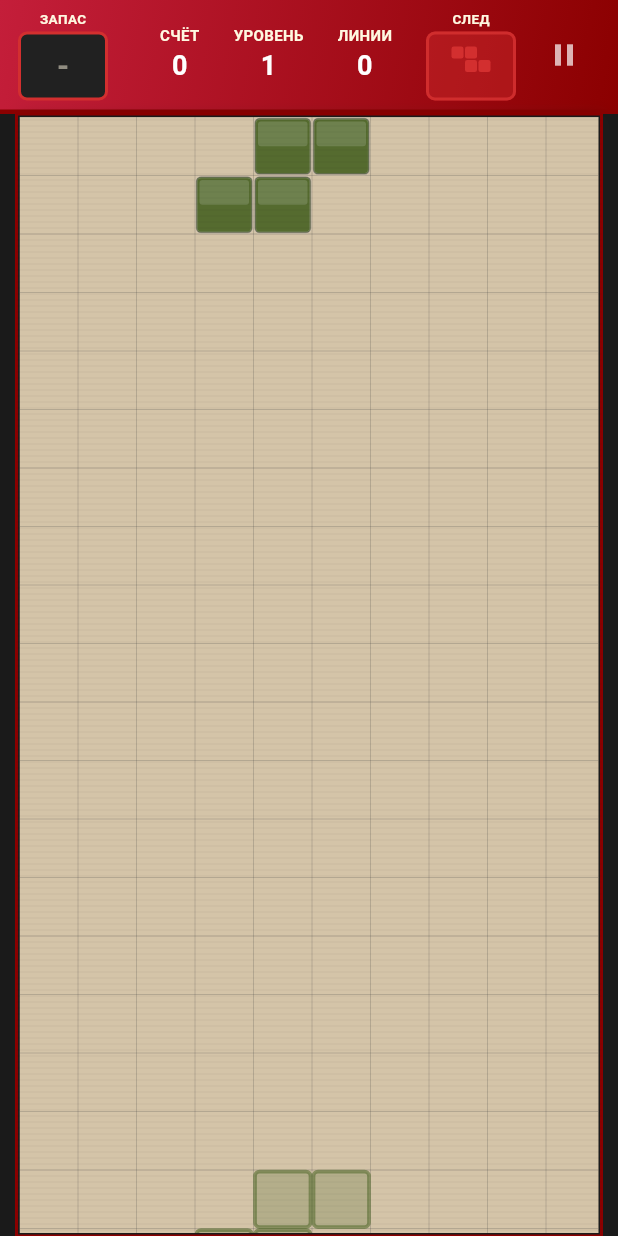
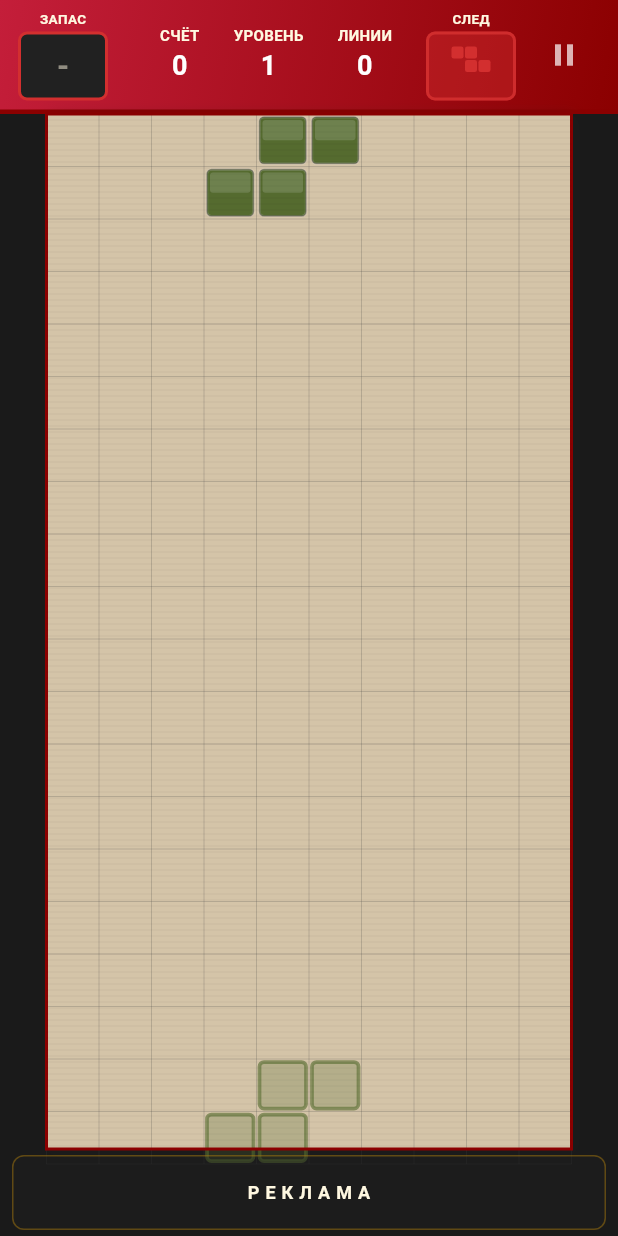
Before and after one commit to anarex8332/tetris_game-, a Flutter app: the screen it shows after launch, after a tap on "ИГРАТЬ", on a phone screen of 412 x 824 dp. Run offline on Flutter 3.47's test engine with Material 3 defaults, Android fonts, the phone set to English and light mode, and no system bars; our stand-ins replace audioplayers, shared_preferences.

Commit message:
Исправление нижней границы поля: точный расчёт cellSize, блоки сдвинуты внутрь, добавлен баннер

```diff
--- a/lib/painters/board_painter.dart
+++ b/lib/painters/board_painter.dart
@@ -37,14 +37,8 @@ class BoardPainter extends CustomPainter {
 
   @override
   void paint(Canvas canvas, Size size) {
-    // Смещаем всё содержимое на 2px внутрь, чтобы блоки не касались краёв
-    canvas.save();
-    canvas.translate(2, 2);
-    final innerSize = Size(size.width - 4, size.height - 4);
-    canvas.clipRect(Offset.zero & innerSize);
-
-    _drawBackground(canvas, innerSize);
-    _drawGrid(canvas, innerSize);
+    _drawBackground(canvas, size);
+    _drawGrid(canvas);
     _drawLockedBlocks(canvas);
 
     if (hardDropData != null) {
@@ -60,9 +54,7 @@ class BoardPainter extends CustomPainter {
       _drawHardDropFlash(canvas, hardDropData!);
     }
 
-    canvas.restore();
-
-    // Красная рамка по самому краю Canvas
+    // Красная рамка по краю Canvas
     final borderPaint = Paint()
       ..color = const Color(0xFF8B0000)
       ..style = PaintingStyle.stroke
@@ -85,23 +77,23 @@ class BoardPainter extends CustomPainter {
 
   void _drawBackground(Canvas canvas, Size size) {
     final bgPaint = Paint()..color = USSRColors.backgroundBeige;
-    canvas.drawRect(Rect.fromLTWH(0, 0, size.width + 4, size.height + 4), bgPaint);
+    canvas.drawRect(Rect.fromLTWH(0, 0, size.width, size.height), bgPaint);
   }
 
   // ========== СЕТКА ==========
 
-  void _drawGrid(Canvas canvas, Size size) {
+  void _drawGrid(Canvas canvas) {
     final gridPaint = Paint()
       ..color = USSRColors.darkGray.withValues(alpha: 0.3)
       ..strokeWidth = 0.5;
 
     for (int col = 0; col <= GameBoard.width; col++) {
       final x = col * cellSize;
-      canvas.drawLine(Offset(x, 0), Offset(x, size.height), gridPaint);
+      canvas.drawLine(Offset(x, 0), Offset(x, GameBoard.height * cellSize), gridPaint);
     }
     for (int row = 0; row <= GameBoard.height; row++) {
       final y = row * cellSize;
-      canvas.drawLine(Offset(0, y), Offset(size.width, y), gridPaint);
+      canvas.drawLine(Offset(0, y), Offset(GameBoard.width * cellSize, y), gridPaint);
     }
   }
 
@@ -151,10 +143,10 @@ class BoardPainter extends CustomPainter {
         if (gy < 0) continue;
 
         final rect = Rect.fromLTWH(
-          (piece.x + col) * cellSize + 1,
-          gy * cellSize + 1,
-          cellSize - 2,
-          cellSize - 2,
+          (piece.x + col) * cellSize + 2,
+          gy * cellSize + 2,
+          cellSize - 4,
+          cellSize - 4,
         );
         final rrect = RRect.fromRectAndRadius(rect, const Radius.circular(3));
 
@@ -220,7 +212,7 @@ class BoardPainter extends CustomPainter {
         final bx = (data.piece.x + col).toDouble();
         final by = (data.endY + row).toDouble();
         // Белая вспышка
-        final rect = Rect.fromLTWH(bx * cellSize + 1, by * cellSize + 1, cellSize - 2, cellSize - 2);
+        final rect = Rect.fromLTWH(bx * cellSize + 2, by * cellSize + 2, cellSize - 4, cellSize - 4);
         final rrect = RRect.fromRectAndRadius(rect, const Radius.circular(3));
         final flashPaint = Paint()..color = Colors.white.withValues(alpha: flashAlpha);
         canvas.drawRRect(rrect, flashPaint);
@@ -231,7 +223,7 @@ class BoardPainter extends CustomPainter {
   // ========== БЛОК (с объёмом) ==========
 
   void _drawBlock(Canvas canvas, double x, double y, Color color, {bool bright = true}) {
-    final rect = Rect.fromLTWH(x * cellSize + 1, y * cellSize + 1, cellSize - 2, cellSize - 2);
+    final rect = Rect.fromLTWH(x * cellSize + 2, y * cellSize + 2, cellSize - 4, cellSize - 4);
     final rrect = RRect.fromRectAndRadius(rect, const Radius.circular(3));
     final fillPaint = Paint()..color = color;
     canvas.drawRRect(rrect, fillPaint);
@@ -245,7 +237,7 @@ class BoardPainter extends CustomPainter {
       canvas.drawRRect(rrect, highlightPaint);
 
       final innerRect = RRect.fromRectAndRadius(
-        Rect.fromLTWH(x * cellSize + 3, y * cellSize + 3, cellSize - 6, (cellSize - 6) / 2),
+        Rect.fromLTWH(x * cellSize + 4, y * cellSize + 4, cellSize - 8, (cellSize - 8) / 2),
         const Radius.circular(2),
       );
       final shinePaint = Paint()..color = Colors.white.withValues(alpha: 0.15);
@@ -254,7 +246,7 @@ class BoardPainter extends CustomPainter {
 
     // Чёрная тень снизу-справа
     final shadowRect = RRect.fromRectAndRadius(
-      Rect.fromLTWH(x * cellSize + 1, y * cellSize + 1, cellSize - 2, cellSize - 2),
+      Rect.fromLTWH(x * cellSize + 2, y * cellSize + 2, cellSize - 4, cellSize - 4),
       const Radius.circular(3),
     );
     final shadowPaint = Paint()
--- a/lib/screens/game_screen.dart
+++ b/lib/screens/game_screen.dart
@@ -11,7 +11,7 @@ import '../theme/ussr_colors.dart';
 import 'game_over_screen.dart';
 
 /// Главный экран игры (советский стиль).
-/// Управление: экранные кнопки + жесты, как в официальном мобильном Tetris.
+/// Управление: только жесты.
 class GameScreen extends StatefulWidget {
   final GameController controller;
 
@@ -275,7 +275,34 @@ class _GameScreenState extends State<GameScreen>
                 ),
               ),
             ),
+            _buildBannerPlaceholder(),
           ],
+        ),
+      ),
+    );
+  }
+
+  Widget _buildBannerPlaceholder() {
+    return Container(
+      height: 50,
+      margin: const EdgeInsets.symmetric(horizontal: 8, vertical: 4),
+      decoration: BoxDecoration(
+        color: USSRColors.black.withValues(alpha: 0.3),
+        borderRadius: BorderRadius.circular(8),
+        border: Border.all(
+          color: USSRColors.gold.withValues(alpha: 0.3),
+          width: 1,
+        ),
+      ),
+      child: const Center(
+        child: Text(
+          'РЕКЛАМА',
+          style: TextStyle(
+            color: Color(0xFFFFF8E1),
+            fontSize: 12,
+            letterSpacing: 4,
+            fontWeight: FontWeight.w600,
+          ),
         ),
       ),
     );
@@ -657,7 +684,11 @@ class _GameScreenState extends State<GameScreen>
     final screenWidth = MediaQuery.of(context).size.width;
     final screenHeight = MediaQuery.of(context).size.height;
     final padding = MediaQuery.of(context).padding;
-    final availableHeight = screenHeight - 32 - padding.top - padding.bottom;
+    // Верхняя панель: 6+6 padding + ~36px содержимого = 48px
+    // Баннер: 50px height + 4+4 margin = 58px
+    const topBarHeight = 48.0;
+    const bannerHeight = 58.0;
+    final availableHeight = screenHeight - topBarHeight - bannerHeight - padding.top - padding.bottom;
     final availableWidth = screenWidth - 16;
     final heightBased = availableHeight / GameBoard.height;
     final widthBased = availableWidth / GameBoard.width;
```
Also changed, not shown: IMG_1520.PNG (added). Lines whose indentation alone changed are shown as unchanged.
